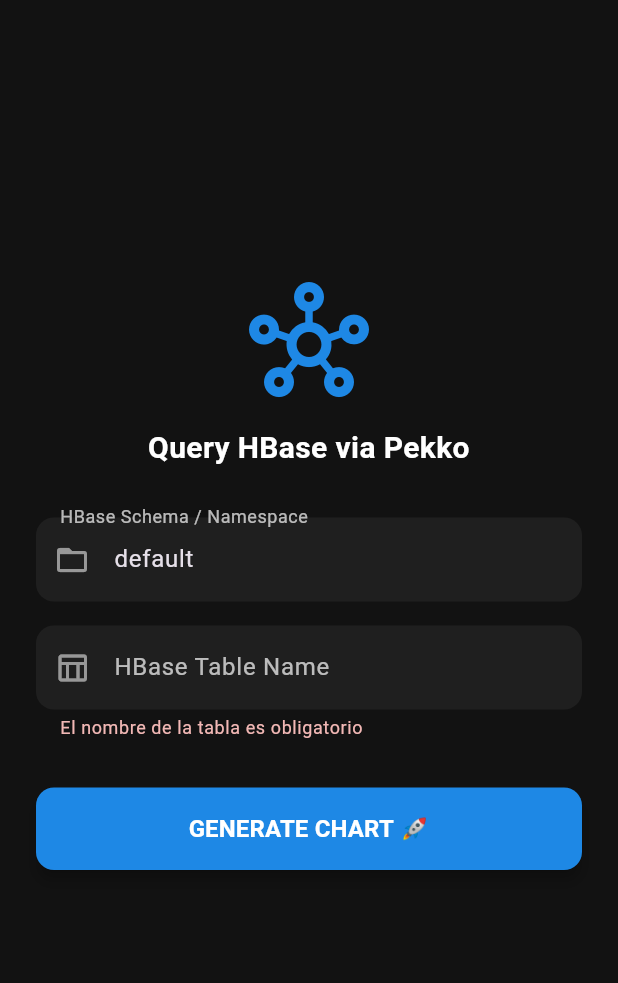
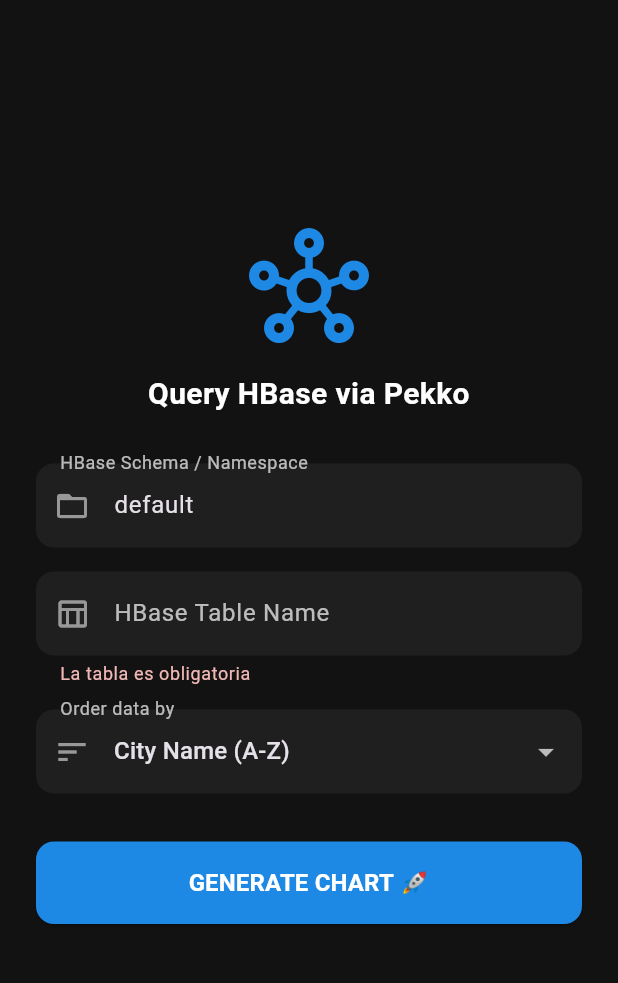
Before and after one commit to mitrakov/mariposa, a Flutter app: the screen it shows after launch, after a tap on "GENERATE CHART 🚀", on a phone screen of 412 x 824 dp, the part 84-1067 px from its top. Run offline on Flutter 3.47's test engine with Material 3 defaults, Android fonts, the phone set to English and light mode, and no system bars; our stand-ins replace shared_preferences, syncfusion_flutter_charts.

```diff
--- a/mariposa-charts/lib/dataframe.dart
+++ b/mariposa-charts/lib/dataframe.dart
@@ -1,4 +1,3 @@
-// 💡 Estructura fuertemente tipada para alimentar las BarSeries de Syncfusion
 class CityDemographics {
   final String city;
   final double men;
@@ -12,9 +11,11 @@
 
   // 💡 Mapeo seguro del JSON dinámico de HBase [Seq[Map[String, String]]]
   factory CityDemographics.fromJson(Map<String, dynamic> json) {
+    // 1. Obtener el nombre original
+    String city = json['key'] ?? 'UNKNOWN';
+
     return CityDemographics(
-      // HBase devuelve strings, por lo que usamos num.tryParse para evitar crashes
-      city: json['key'] ?? 'UNKNOWN',
+      city: city.length > 16 ? '${city.substring(0, 15)}...' : city,
       men: double.tryParse(json['men'] ?? '0') ?? 0,
       women: double.tryParse(json['women'] ?? '0') ?? 0,
     );
--- a/mariposa-charts/lib/main.dart
+++ b/mariposa-charts/lib/main.dart
@@ -45,28 +45,40 @@
 }
 
 class _ConnectionInputPageState extends State<ConnectionInputPage> {
-  // Controladores de texto para capturar los parámetros de HBase
   final TextEditingController _schemaController = TextEditingController(text: 'default');
   final TextEditingController _tableController = TextEditingController();
   final GlobalKey<FormState> _formKey = GlobalKey<FormState>();
 
-  // Instancia de tu cliente de red apuntando a tus Mini-PCs reales
+  // 💡 Nuevo: Estado para el tipo de orden
+  ChartSortType _selectedSort = ChartSortType.city;
+
   final MariposaApiClient _apiClient = MariposaApiClient();
-
   bool _isLoading = false;
 
-  /// Lanza la petición HTTP asíncrona hacia el backend de Pekko
   void _fetchAndShowChart() async {
     if (!_formKey.currentState!.validate()) return;
 
     setState(() => _isLoading = true);
-
     final schema = _schemaController.text.trim();
     final table = _tableController.text.trim();
 
     try {
-      // Interrogar a HBase de forma dinámica
       List<CityDemographics> data = await _apiClient.fetchDemographics(schema, table);
+
+      // 💡 LOGICA DE ORDENAMIENTO EN FLUTTER
+      // Nota: Usamos compareTo. Para números, restamos o usamos compareTo directamente.
+      switch (_selectedSort) {
+        case ChartSortType.city:
+          data.sort((a, b) => a.city.compareTo(b.city));
+          break;
+        case ChartSortType.men:
+        // De mayor a menor (Descendente) para ver los líderes arriba
+          data.sort((a, b) => b.men.compareTo(a.men));
+          break;
+        case ChartSortType.women:
+          data.sort((a, b) => b.women.compareTo(a.women));
+          break;
+      }
 
       setState(() => _isLoading = false);
 
@@ -75,7 +87,6 @@
         return;
       }
 
-      // 💡 Transición limpia hacia el componente visual de Syncfusion pasando los datos reales
       Navigator.push(
         context,
         MaterialPageRoute(
@@ -84,19 +95,8 @@
       );
     } catch (e) {
       setState(() => _isLoading = false);
-      _showSnackBar('Fallo de conexión contra el cluster: ${e.toString()}');
+      _showSnackBar('Fallo de conexión: ${e.toString()}');
     }
-  }
-
-  void _showSnackBar(String message) {
-    ScaffoldMessenger.of(context).showSnackBar(
-      SnackBar(
-        content: Text(message, style: const TextStyle(color: Colors.white)),
-        backgroundColor: const Color(0xFFE91E63), // Color Fucsia de alerta
-        behavior: SnackBarBehavior.floating,
-        shape: RoundedRectangleBorder(borderRadius: BorderRadius.circular(10)),
-      ),
-    );
   }
 
   @override
@@ -126,7 +126,6 @@
                 ),
                 const SizedBox(height: 32),
 
-                // 1. Campo para el Schema (Namespace)
                 TextFormField(
                   controller: _schemaController,
                   decoration: const InputDecoration(
@@ -137,37 +136,46 @@
                 ),
                 const SizedBox(height: 16),
 
-                // 2. Campo para la Tabla
                 TextFormField(
                   controller: _tableController,
                   decoration: const InputDecoration(
                     labelText: 'HBase Table Name',
                     prefixIcon: Icon(Icons.table_chart_outlined, color: Colors.white54),
-                    hintText: 'ej: users o sensor_data',
                   ),
-                  validator: (value) => value!.isEmpty ? 'El nombre de la tabla es obligatorio' : null,
+                  validator: (value) => value!.isEmpty ? 'La tabla es obligatoria' : null,
                 ),
+                const SizedBox(height: 16),
+
+                // 💡 NUEVO: Selector de Ordenamiento
+                DropdownButtonFormField<ChartSortType>(
+                  value: _selectedSort,
+                  decoration: const InputDecoration(
+                    labelText: 'Order data by',
+                    prefixIcon: Icon(Icons.sort, color: Colors.white54),
+                  ),
+                  dropdownColor: const Color(0xFF1F1F1F),
+                  items: const [
+                    DropdownMenuItem(value: ChartSortType.city, child: Text('City Name (A-Z)')),
+                    DropdownMenuItem(value: ChartSortType.men, child: Text('Men % (Highest first)')),
+                    DropdownMenuItem(value: ChartSortType.women, child: Text('Women % (Highest first)')),
+                  ],
+                  onChanged: (value) {
+                    if (value != null) setState(() => _selectedSort = value);
+                  },
+                ),
+
                 const SizedBox(height: 32),
 
-                // 3. Botón de Acción con indicador de carga integrado
                 ElevatedButton(
                   onPressed: _isLoading ? null : _fetchAndShowChart,
                   style: ElevatedButton.styleFrom(
-                    backgroundColor: const Color(0xFF1E88E5), // Azul institucional
+                    backgroundColor: const Color(0xFF1E88E5),
                     padding: const EdgeInsets.symmetric(vertical: 16),
                     shape: RoundedRectangleBorder(borderRadius: BorderRadius.circular(12)),
-                    elevation: 4,
                   ),
                   child: _isLoading
-                      ? const SizedBox(
-                    height: 20,
-                    width: 20,
-                    child: CircularProgressIndicator(color: Colors.white, strokeWidth: 2),
-                  )
-                      : const Text(
-                    'GENERATE CHART 🚀',
-                    style: TextStyle(fontSize: 16, fontWeight: FontWeight.bold, color: Colors.white),
-                  ),
+                      ? const SizedBox(height: 20, width: 20, child: CircularProgressIndicator(color: Colors.white, strokeWidth: 2))
+                      : const Text('GENERATE CHART 🚀', style: TextStyle(fontSize: 16, fontWeight: FontWeight.bold, color: Colors.white)),
                 ),
               ],
             ),
@@ -177,6 +185,19 @@
     );
   }
 
+  void _showSnackBar(String message) {
+    ScaffoldMessenger.of(context).showSnackBar(
+      SnackBar(
+        content: Text(message, style: const TextStyle(color: Colors.white)),
+        backgroundColor: const Color(0xFFE91E63), // Color Fucsia de alerta
+        behavior: SnackBarBehavior.floating,
+        shape: RoundedRectangleBorder(borderRadius: BorderRadius.circular(10)),
+      ),
+    );
+  }
+
+
+
   @override
   void dispose() {
     _schemaController.dispose();
@@ -184,3 +205,5 @@
     super.dispose();
   }
 }
+
+enum ChartSortType { city, men, women }
--- a/mariposa-charts/pubspec.yaml
+++ b/mariposa-charts/pubspec.yaml
@@ -9,9 +9,9 @@
 dependencies:
   flutter:
     sdk: flutter
-  fl_chart: 1.2.0        # charts
+  http: 1.6.0                          # http
   syncfusion_flutter_charts: 34.1.33   # charts and diagrams
-  http: 1.6.0            # http
+  shared_preferences: 2.5.4            # local key-value storage for settings
 
 flutter:
   uses-material-design: true
```
Also changed, not shown: mariposa-charts/lib/api.dart (+39 -14 lines), mariposa-charts/pubspec.lock, 17 other files.
